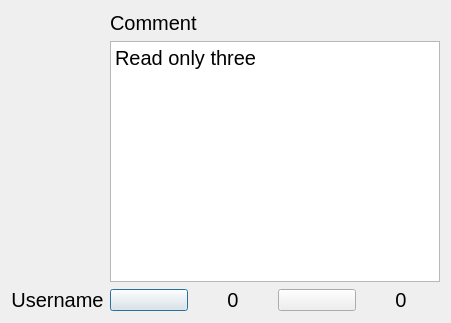
CordusBailey02/CSC-532-Project, file Qt_LinuxPrototypeGUI_v0.9/comment_1.ui: the form before one commit.
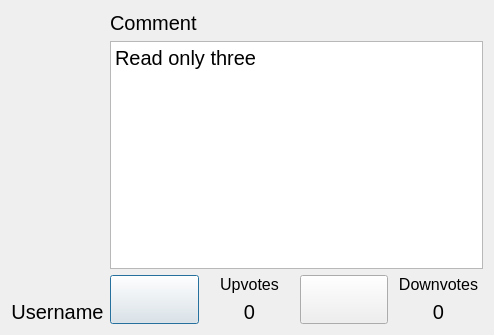
The form after the commit.

```diff
--- a/Qt_LinuxPrototypeGUI_v0.9/comment_1.ui
+++ b/Qt_LinuxPrototypeGUI_v0.9/comment_1.ui
@@ -6,8 +6,8 @@
    <rect>
     <x>0</x>
     <y>0</y>
-    <width>451</width>
-    <height>323</height>
+    <width>494</width>
+    <height>335</height>
    </rect>
   </property>
   <property name="windowTitle">
@@ -52,8 +52,31 @@
         <layout class="QHBoxLayout" name="horizontalLayout">
          <item>
           <widget class="QPushButton" name="pushButton_upComment">
+           <property name="sizePolicy">
+            <sizepolicy hsizetype="Minimum" vsizetype="Preferred">
+             <horstretch>0</horstretch>
+             <verstretch>0</verstretch>
+            </sizepolicy>
+           </property>
            <property name="text">
             <string/>
+           </property>
+          </widget>
+         </item>
+         <item>
+          <layout class="QVBoxLayout" name="verticalLayout_2">
+           <item>
+            <widget class="QLabel" name="label_2">
+             <property name="font">
+              <font>
+               <pointsize>12</pointsize>
+              </font>
+             </property>
+             <property name="text">
+              <string>Upvotes</string>
+             </property>
+             <property name="alignment">
+              <set>Qt::AlignmentFlag::AlignCenter</set>
            </property>
           </widget>
          </item>
@@ -72,10 +95,35 @@
            </property>
           </widget>
          </item>
+          </layout>
+         </item>
          <item>
           <widget class="QPushButton" name="pushButton_downComment">
+           <property name="sizePolicy">
+            <sizepolicy hsizetype="Minimum" vsizetype="Preferred">
+             <horstretch>0</horstretch>
+             <verstretch>0</verstretch>
+            </sizepolicy>
+           </property>
            <property name="text">
             <string/>
+           </property>
+          </widget>
+         </item>
+         <item>
+          <layout class="QVBoxLayout" name="verticalLayout_3">
+           <item>
+            <widget class="QLabel" name="label_3">
+             <property name="font">
+              <font>
+               <pointsize>12</pointsize>
+              </font>
+             </property>
+             <property name="text">
+              <string>Downvotes</string>
+             </property>
+             <property name="alignment">
+              <set>Qt::AlignmentFlag::AlignCenter</set>
            </property>
           </widget>
          </item>
@@ -93,6 +141,8 @@
             <set>Qt::AlignmentFlag::AlignCenter</set>
            </property>
           </widget>
+           </item>
+          </layout>
          </item>
         </layout>
        </item>
```
Lines whose indentation alone changed are shown as unchanged.
